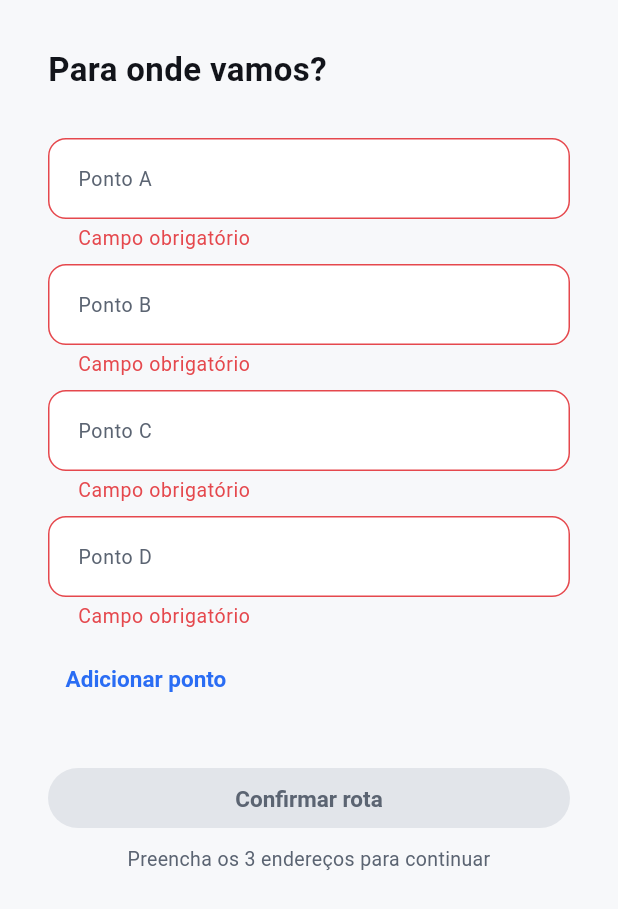
After one commit to caiobribeiro/spixs-tecnologia, a Flutter app: the RoutesFormView screen opened by its route, after a tap on "Adicionar ponto", on a phone screen of 412 x 824 dp. The commit adds this screen. Shown: the top 909 px of the screen. Run offline on Flutter 3.47's test engine with Material 3 defaults, Android fonts, the phone set to English and light mode, and no system bars; our stand-ins replace connectivity_plus, dio, get_it, local_auth; missing offline and left inert: flutter_polyline_points.

Commit message:
feat: introdução do routes_form_view e viewmodel, definição da rota e navegação pós login

```diff
--- a/lib/app_dependency_injection.dart
+++ b/lib/app_dependency_injection.dart
@@ -10,6 +10,7 @@ import 'modules/home/data/services/home_service.dart';
 import 'modules/home/domain/repository/home_repository.dart';
 import 'modules/home/domain/repository/home_repository_impl.dart';
 import 'modules/home/presenter/home_viewmodel.dart';
+import 'modules/home/presenter/routes_form_viewmodel.dart';
 import 'modules/map/data/services/map_service.dart';
 import 'modules/map/domain/repository/map_repository.dart';
 import 'modules/map/domain/repository/map_repository_impl.dart';
@@ -44,6 +45,9 @@ void setupDependencyInjection() {
       getIt<AuthRepository>(),
     ),
   );
+  getIt.registerFactory<RoutesFormViewmodel>(
+    () => RoutesFormViewmodel(),
+  );
 
   // ---- Map module ----
   getIt.registerLazySingleton<MapService>(() => MapService());
--- a/lib/app_routes.dart
+++ b/lib/app_routes.dart
@@ -9,6 +9,7 @@ import 'modules/map/presenter/map_routes.dart';
 /// files own their route paths and builders; this file only wires them.
 enum AppRoute {
   home,
+  form,
   map;
 
   /// Route path for the given [AppRoute], resolved through its module.
@@ -16,6 +17,8 @@ enum AppRoute {
     switch (this) {
       case AppRoute.home:
         return HomeRoute.home.path;
+      case AppRoute.form:
+        return HomeRoute.form.path;
       case AppRoute.map:
         return MapRoute.map.path;
     }
@@ -28,6 +31,8 @@ abstract final class AppRoutes {
     switch (settings.name) {
       case '/':
         return buildHomeRoute(HomeRoute.home, settings: settings);
+      case '/form':
+        return buildHomeRoute(HomeRoute.form, settings: settings);
       case '/map':
         return buildMapRoute(MapRoute.map, settings: settings);
       default:
--- a/lib/modules/home/presenter/home_routes.dart
+++ b/lib/modules/home/presenter/home_routes.dart
@@ -1,9 +1,10 @@
 import 'package:flutter/material.dart';
 
 import 'home_view.dart';
+import 'routes_form_view.dart';
 
 /// Routes owned by the home module.
-enum HomeRoute { home }
+enum HomeRoute { home, form }
 
 extension HomeRoutePath on HomeRoute {
   /// Route path registered by the home module.
@@ -11,6 +12,8 @@ extension HomeRoutePath on HomeRoute {
     switch (this) {
       case HomeRoute.home:
         return '/';
+      case HomeRoute.form:
+        return '/form';
     }
   }
 }
@@ -26,5 +29,10 @@ Route<void> buildHomeRoute(HomeRoute route, {RouteSettings? settings}) {
         settings: settings,
         builder: (_) => const HomeView(),
       );
+    case HomeRoute.form:
+      return MaterialPageRoute<void>(
+        settings: settings,
+        builder: (_) => const RoutesFormView(),
+      );
   }
 }
--- a/lib/modules/home/presenter/home_view.dart
+++ b/lib/modules/home/presenter/home_view.dart
@@ -20,6 +20,9 @@ class HomeView extends StatefulWidget {
 class _HomeViewState extends State<HomeView> {
   final HomeViewmodel _viewmodel = getIt<HomeViewmodel>();
 
+  /// Evita navegar duas vezes para o formulário de endereços.
+  bool _navigatedToForm = false;
+
   @override
   void initState() {
     super.initState();
@@ -27,6 +30,23 @@ class _HomeViewState extends State<HomeView> {
     WidgetsBinding.instance.addPostFrameCallback((_) {
       _viewmodel.authenticate();
     });
+    _viewmodel.isAuthenticated.addListener(_onAuthenticationChanged);
+  }
+
+  @override
+  void dispose() {
+    _viewmodel.isAuthenticated.removeListener(_onAuthenticationChanged);
+    super.dispose();
+  }
+
+  /// Após o login com `local_auth`, a navegação leva ao formulário de
+  /// endereços ([RoutesFormView]) em substituição à tela de bloqueio.
+  void _onAuthenticationChanged() {
+    if (!mounted || _navigatedToForm || !_viewmodel.isAuthenticated.value) {
+      return;
+    }
+    _navigatedToForm = true;
+    Navigator.of(context).pushReplacementNamed(AppRoute.form.path);
   }
 
   @override
@@ -35,7 +55,10 @@ class _HomeViewState extends State<HomeView> {
       valueListenable: _viewmodel.isAuthenticated,
       builder: (context, isAuthenticated, _) {
         if (isAuthenticated) {
-          return _buildHomeContent(context);
+          // A navegação para o formulário é disparada por
+          // [_onAuthenticationChanged]; este é apenas um fallback vazio
+          // durante a transição de rota.
+          return const Scaffold();
         }
         return AnimatedBuilder(
           animation: _viewmodel.authenticateCommand,
@@ -50,16 +73,4 @@ class _HomeViewState extends State<HomeView> {
       },
     );
   }
-
-  Widget _buildHomeContent(BuildContext context) {
-    return Scaffold(
-      body: const Center(child: Text('Home')),
-      floatingActionButton: FloatingActionButton(
-        child: const Icon(Icons.map),
-        onPressed: () {
-          Navigator.of(context).pushNamed(AppRoute.map.path);
-        },
-      ),
-    );
-  }
 }
--- /dev/null
+++ b/lib/modules/home/presenter/routes_form_view.dart
@@ -0,0 +1,102 @@
+import 'package:flutter/material.dart';
+
+import '../../../app_dependency_injection.dart';
+import '../../core/theme/domain/app_theme.dart';
+import '../../core/theme/domain/tokens/app_spacing.dart';
+import '../../core/theme/domain/tokens/app_typography.dart';
+import 'routes_form_viewmodel.dart';
+
+/// Form screen: "Para onde vamos?".
+///
+/// Autocomplete de endereços do design system Rota: começa com os 3 pontos
+/// A/B/C ("Ponto A", "Ponto B", "Ponto C") e permite adicionar novos pontos
+/// idênticos. O botão **Confirmar rota** (radius-lg) é habilitado somente
+/// depois que os 3 endereços mínimos são preenchidos.
+class RoutesFormView extends StatefulWidget {
+  const RoutesFormView({super.key});
+
+  @override
+  State<RoutesFormView> createState() => _RoutesFormViewState();
+}
+
+class _RoutesFormViewState extends State<RoutesFormView> {
+  final RoutesFormViewmodel _viewmodel = getIt<RoutesFormViewmodel>();
+
+  @override
+  Widget build(BuildContext context) {
+    return Scaffold(
+      body: SafeArea(
+        child: ListenableBuilder(
+          listenable: _viewmodel,
+          builder: (context, _) {
+            return ListView(
+              padding: const EdgeInsets.all(AppSpacing.space4),
+              children: [
+                // Título da tela: estilo `title`, margem inferior `space-4`.
+                Text(
+                  'Para onde vamos?',
+                  style: AppTypography.title,
+                ),
+                const SizedBox(height: AppSpacing.space4),
+                ..._buildAddressFields(),
+                const SizedBox(height: AppSpacing.space2),
+                // Link "Adicionar ponto": brand · body-strong · sem ícone.
+                Align(
+                  alignment: Alignment.centerLeft,
+                  child: TextButton(
+                    onPressed: _viewmodel.addAddressField,
+                    child: const Text('Adicionar ponto'),
+                  ),
+                ),
+                const SizedBox(height: AppSpacing.space4),
+                ElevatedButton(
+                  // CTA em destaque: radius-lg; inativo = fundo border +
+                  // texto ink-muted, ativo = fundo brand + texto branco.
+                  style: AppTheme.primaryCtaButtonStyle(),
+                  onPressed:
+                      _viewmodel.canConfirm ? _viewmodel.confirmRoute : null,
+                  child: const Text('Confirmar rota'),
+                ),
+                if (!_viewmodel.canConfirm) ...[
+                  const SizedBox(height: AppSpacing.space2),
+                  Text(
+                    'Preencha os 3 endereços para continuar',
+                    style: AppTypography.caption,
+                    textAlign: TextAlign.center,
+                  ),
+                ],
+              ],
+            );
+          },
+        ),
+      ),
+    );
+  }
+
+  /// Campos de endereço A/B/C..., com `space-2` entre eles.
+  List<Widget> _buildAddressFields() {
+    final controllers = _viewmodel.addressControllers;
+    return [
+      for (var index = 0; index < controllers.length; index++) ...[
+        if (index > 0) const SizedBox(height: AppSpacing.space2),
+        TextFormField(
+          controller: controllers[index],
+          autovalidateMode: AutovalidateMode.always,
+          validator: _viewmodel.validateAddress,
+          decoration: InputDecoration(
+            // "Ponto A", "Ponto B", "Ponto C"... (endereço não preenchido).
+            hintText: 'Ponto ${_labelFor(index)}',
+          ),
+        ),
+      ],
+    ];
+  }
+
+  /// Rótulo do ponto: A, B, C... e números após Z.
+  String _labelFor(int index) {
+    if (index < 26) {
+      return String.fromCharCode('A'.codeUnitAt(0) + index);
+    }
+    return '${index + 1}';
+  }
+}
--- /dev/null
+++ b/lib/modules/home/presenter/routes_form_viewmodel.dart
@@ -0,0 +1,81 @@
+import 'package:flutter/widgets.dart';
+
+/// Manages the state of the address form screen (`RoutesFormView`).
+///
+/// Single source of truth do formulário: é o [RoutesFormViewmodel] que possui
+/// os controllers de cada campo de endereço (A/B/C...) e deriva o estado do
+/// botão "Confirmar rota" a partir deles, seguindo o design system Rota:
+/// o botão só é habilitado depois que os 3 endereços mínimos são preenchidos.
+class RoutesFormViewmodel extends ChangeNotifier {
+  RoutesFormViewmodel() {
+    for (final controller in _addressControllers) {
+      controller.addListener(_onAddressChanged);
+    }
+  }
+
+  /// Quantidade mínima de endereços para habilitar a confirmação da rota.
+  static const int minimumAddresses = 3;
+
+  /// Controllers dos campos de endereço (SSOT do formulário).
+  ///
+  /// Começa com os 3 pontos A/B/C fixos da tela; "Adicionar ponto" inclui
+  /// campos idênticos, sem limite fixo de pontos.
+  final List<TextEditingController> _addressControllers = [
+    TextEditingController(),
+    TextEditingController(),
+    TextEditingController(),
+  ];
+
+  /// Controllers de cada campo de endereço, na ordem exibida na tela.
+  List<TextEditingController> get addressControllers =>
+      List.unmodifiable(_addressControllers);
+
+  /// Whether the minimum number of addresses is filled.
+  bool get canConfirm => _filledAddresses >= minimumAddresses;
+
+  /// Quantidade de campos preenchidos (ignora espaços em branco).
+  int get _filledAddresses => _addressControllers
+      .where((controller) => controller.text.trim().isNotEmpty)
+      .length;
+
+  /// Validates a single address field.
+  ///
+  /// Endereço vazio → "Campo obrigatório" (borda `danger` + mensagem em
+  /// caption/danger, conforme o design system).
+  String? validateAddress(String? value) {
+    if (value == null || value.trim().isEmpty) {
+      return 'Campo obrigatório';
+    }
+    return null;
+  }
+
+  /// Adds a new address field identical to A/B/C, without a fixed limit.
+  void addAddressField() {
+    final controller = TextEditingController();
+    controller.addListener(_onAddressChanged);
+    _addressControllers.add(controller);
+    notifyListeners();
+  }
+
+  /// Placeholder do botão "Confirmar rota".
+  ///
+  /// A ação real (cálculo/confirmação da rota) será conectada ao backend de
+  /// rotas do app quando o fluxo do módulo `map` for integrado.
+  void confirmRoute() {
+    // TODO: conectar à confirmação de rota (módulo map) quando disponível.
+  }
+
+  /// Reavalia o estado do botão enquanto o usuário digita nos campos.
+  void _onAddressChanged() {
+    notifyListeners();
+  }
+
+  @override
+  void dispose() {
+    for (final controller in _addressControllers) {
+      controller.removeListener(_onAddressChanged);
+      controller.dispose();
+    }
+    super.dispose();
+  }
+}
```
